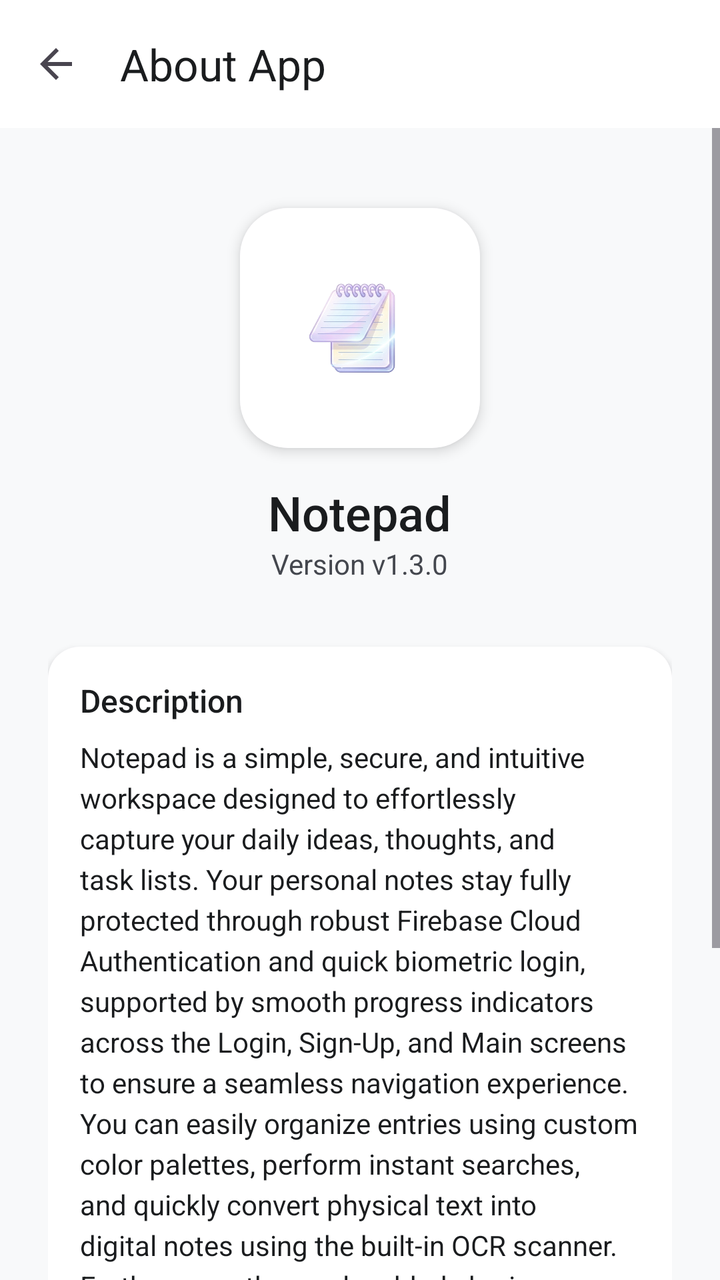
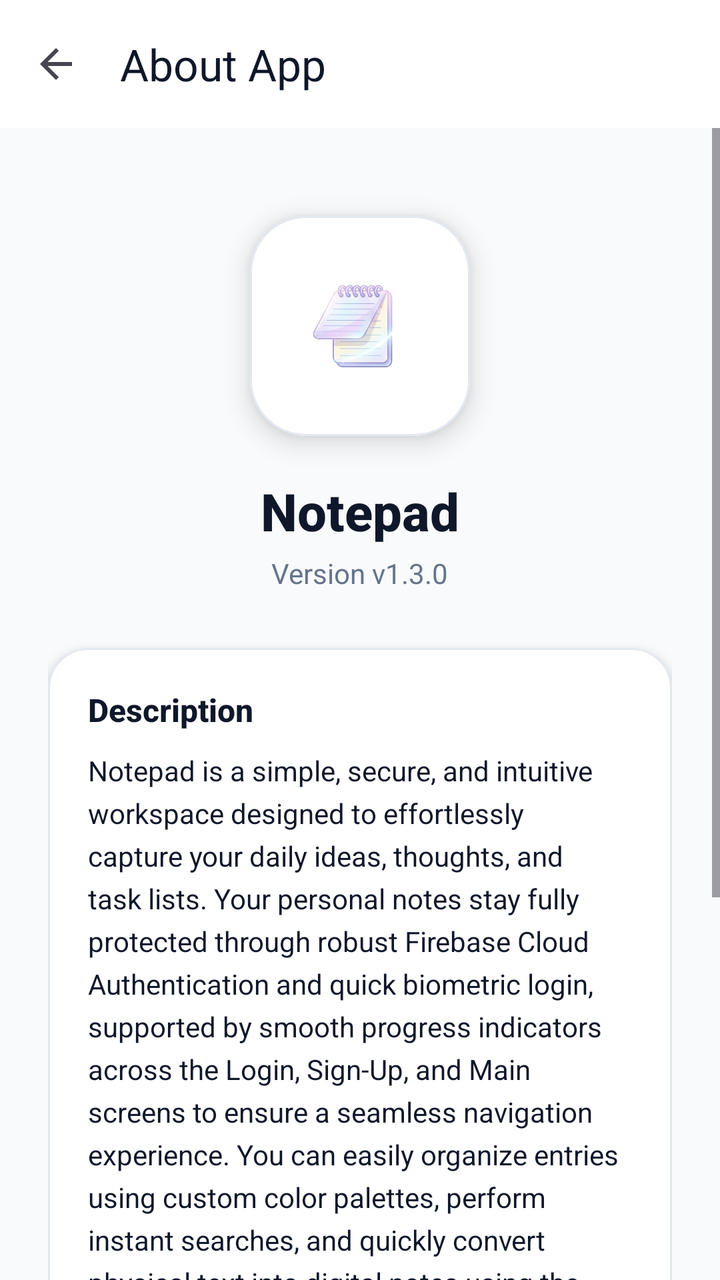

Compare the two renders of this Android layout. The source of the first and the diff that turns it into the second are given below.
<!-- AndroidManifest.xml: application theme Theme.Notepad -->
<!-- res/layout/activity_about_app.xml -->
<?xml version="1.0" encoding="utf-8"?>
<androidx.constraintlayout.widget.ConstraintLayout xmlns:android="http://schemas.android.com/apk/res/android"
    xmlns:app="http://schemas.android.com/apk/res-auto"
    xmlns:tools="http://schemas.android.com/tools"
    android:id="@+id/main"
    android:layout_width="match_parent"
    android:layout_height="match_parent"
    android:background="@color/gray_light"
    tools:context=".About_App">

    <androidx.appcompat.widget.Toolbar
        android:id="@+id/toolbar"
        android:layout_width="0dp"
        android:layout_height="?attr/actionBarSize"
        android:background="@color/white"
        app:layout_constraintTop_toTopOf="parent"
        app:layout_constraintStart_toStartOf="parent"
        app:layout_constraintEnd_toEndOf="parent"
        app:navigationIcon="?attr/homeAsUpIndicator"
        app:title="@string/about_app"
        app:titleTextColor="@color/black" />

    <ScrollView
        android:layout_width="0dp"
        android:layout_height="0dp"
        app:layout_constraintStart_toStartOf="parent"
        app:layout_constraintEnd_toEndOf="parent"
        app:layout_constraintBottom_toBottomOf="parent"
        app:layout_constraintTop_toBottomOf="@id/toolbar">

        <LinearLayout
            android:layout_width="match_parent"
            android:layout_height="wrap_content"
            android:gravity="center_horizontal"
            android:orientation="vertical"
            android:padding="24dp">

            <com.google.android.material.card.MaterialCardView
                android:layout_width="120dp"
                android:layout_height="120dp"
                android:layout_marginTop="16dp"
                app:cardCornerRadius="24dp"
                app:cardElevation="4dp"
                app:strokeWidth="0dp">

                <ImageView
                    android:layout_width="match_parent"
                    android:layout_height="match_parent"
                    android:padding="20dp"
                    android:background="@color/white"
                    android:src="@drawable/bg_remove"
                    android:contentDescription="@string/app_name" />
            </com.google.android.material.card.MaterialCardView>

            <TextView
                android:layout_width="wrap_content"
                android:layout_height="wrap_content"
                android:layout_marginTop="16dp"
                android:fontFamily="sans-serif-medium"
                android:text="@string/app_name"
                android:textColor="@color/black"
                android:textSize="24sp" />

            <TextView
                android:layout_width="wrap_content"
                android:layout_height="wrap_content"
                android:text="@string/version"
                android:textColor="@color/gray_dark"
                android:textSize="14sp" />

            <com.google.android.material.card.MaterialCardView
                android:layout_width="match_parent"
                android:layout_height="wrap_content"
                android:layout_marginTop="32dp"
                app:cardCornerRadius="16dp"
                app:cardElevation="2dp"
                app:strokeWidth="0dp">

                <LinearLayout
                    android:layout_width="match_parent"
                    android:layout_height="wrap_content"
                    android:orientation="vertical"
                    android:background="@color/white"
                    android:padding="16dp">

                    <TextView
                        android:layout_width="wrap_content"
                        android:layout_height="wrap_content"
                        android:fontFamily="sans-serif-medium"
                        android:text="Description"
                        android:textColor="@color/black"
                        android:textSize="16sp" />

                    <TextView
                        android:layout_width="match_parent"
                        android:layout_height="wrap_content"
                        android:layout_marginTop="8dp"
                        android:text="@string/app_description"
                        android:textColor="@color/black"
                        android:textSize="14sp"
                        android:lineSpacingExtra="4dp"/>
                </LinearLayout>
            </com.google.android.material.card.MaterialCardView>

            <TextView
                android:layout_width="wrap_content"
                android:layout_height="wrap_content"
                android:layout_marginTop="32dp"
                android:text="@string/developed_by"
                android:textColor="@color/gray_dark"
                android:textSize="12sp" />

            <TextView
                android:layout_width="wrap_content"
                android:layout_height="wrap_content"
                android:layout_marginBottom="32dp"
                android:fontFamily="sans-serif-medium"
                android:text="@string/dev_name"
                android:textColor="@color/black"
                android:textSize="14sp" />

        </LinearLayout>
    </ScrollView>

</androidx.constraintlayout.widget.ConstraintLayout>
<!-- resources referenced by this layout -->
<resources>
  <color name="black">#1A1C1E</color>
  <color name="gray_dark">#44474E</color>
  <color name="gray_light">#F8F9FA</color>
  <color name="white">#FFFFFF</color>
  <!-- drawable bg_remove: png bitmap (drawable, 151633 bytes) -->
  <string name="about_app">About App</string>
  <string name="app_description">Notepad is a simple, secure, and intuitive workspace designed to effortlessly capture your daily ideas, thoughts, and task lists. Your personal notes stay fully protected through robust Firebase Cloud Authentication and quick biometric login, supported by smooth progress indicators across the Login, Sign-Up, and Main screens to ensure a seamless navigation experience. You can easily organize entries using custom color palettes, perform instant searches, and quickly convert physical text into digital notes using the built-in OCR scanner. Furthermore, the newly added sharing system allows you to convert any note into a styled card image and share it directly with anyone on WhatsApp with a single click of the Share button.</string>
  <string name="app_name">Notepad</string>
  <string name="dev_name">Ahmad Salahuddin</string>
  <string name="developed_by">Developed by</string>
  <string name="version">Version v1.3.0</string>
  <style name="Theme.Notepad" parent="Base.Theme.Notepad" />
  <style name="Base.Theme.Notepad" parent="Theme.Material3.DayNight.NoActionBar">
          
          
      </style>
</resources>

<!-- the commit's change to res/layout/activity_about_app.xml (unified diff, before → after) -->
@@ -8,25 +8,30 @@
     android:background="@color/gray_light"
     tools:context=".About_App">
 
-    <androidx.appcompat.widget.Toolbar
-        android:id="@+id/toolbar"
-        android:layout_width="0dp"
-        android:layout_height="?attr/actionBarSize"
+    <com.google.android.material.appbar.AppBarLayout
+        android:id="@+id/appbar"
+        android:layout_width="match_parent"
+        android:layout_height="wrap_content"
         android:background="@color/white"
-        app:layout_constraintTop_toTopOf="parent"
-        app:layout_constraintStart_toStartOf="parent"
-        app:layout_constraintEnd_toEndOf="parent"
-        app:navigationIcon="?attr/homeAsUpIndicator"
-        app:title="@string/about_app"
-        app:titleTextColor="@color/black" />
+        app:elevation="1dp"
+        app:layout_constraintTop_toTopOf="parent">
+
+        <androidx.appcompat.widget.Toolbar
+            android:id="@+id/toolbar"
+            android:layout_width="match_parent"
+            android:layout_height="?attr/actionBarSize"
+            app:navigationIcon="?attr/homeAsUpIndicator"
+            app:title="@string/about_app"
+            app:titleTextColor="@color/black" />
+    </com.google.android.material.appbar.AppBarLayout>
 
     <ScrollView
         android:layout_width="0dp"
         android:layout_height="0dp"
+        app:layout_constraintBottom_toBottomOf="parent"
+        app:layout_constraintEnd_toEndOf="parent"
         app:layout_constraintStart_toStartOf="parent"
-        app:layout_constraintEnd_toEndOf="parent"
-        app:layout_constraintBottom_toBottomOf="parent"
-        app:layout_constraintTop_toBottomOf="@id/toolbar">
+        app:layout_constraintTop_toBottomOf="@id/appbar">
 
         <LinearLayout
             android:layout_width="match_parent"
@@ -36,34 +41,37 @@
             android:padding="24dp">
 
             <com.google.android.material.card.MaterialCardView
-                android:layout_width="120dp"
-                android:layout_height="120dp"
-                android:layout_marginTop="16dp"
-                app:cardCornerRadius="24dp"
-                app:cardElevation="4dp"
-                app:strokeWidth="0dp">
+                android:layout_width="110dp"
+                android:layout_height="110dp"
+                android:layout_marginTop="20dp"
+                app:cardBackgroundColor="@color/white"
+                app:cardCornerRadius="28dp"
+                app:cardElevation="8dp"
+                app:strokeColor="@color/gray_border"
+                app:strokeWidth="1dp">
 
                 <ImageView
                     android:layout_width="match_parent"
                     android:layout_height="match_parent"
-                    android:padding="20dp"
-                    android:background="@color/white"
-                    android:src="@drawable/bg_remove"
-                    android:contentDescription="@string/app_name" />
+                    android:contentDescription="@string/app_name"
+                    android:padding="18dp"
+                    android:src="@drawable/bg_remove" />
             </com.google.android.material.card.MaterialCardView>
 
             <TextView
                 android:layout_width="wrap_content"
                 android:layout_height="wrap_content"
-                android:layout_marginTop="16dp"
+                android:layout_marginTop="20dp"
                 android:fontFamily="sans-serif-medium"
                 android:text="@string/app_name"
                 android:textColor="@color/black"
-                android:textSize="24sp" />
+                android:textSize="26sp"
+                android:textStyle="bold" />
 
             <TextView
                 android:layout_width="wrap_content"
                 android:layout_height="wrap_content"
+                android:layout_marginTop="4dp"
                 android:text="@string/version"
                 android:textColor="@color/gray_dark"
                 android:textSize="14sp" />
@@ -71,17 +79,18 @@
             <com.google.android.material.card.MaterialCardView
                 android:layout_width="match_parent"
                 android:layout_height="wrap_content"
-                android:layout_marginTop="32dp"
-                app:cardCornerRadius="16dp"
-                app:cardElevation="2dp"
-                app:strokeWidth="0dp">
+                android:layout_marginTop="28dp"
+                app:cardBackgroundColor="@color/white"
+                app:cardCornerRadius="20dp"
+                app:cardElevation="4dp"
+                app:strokeColor="@color/gray_border"
+                app:strokeWidth="1dp">
 
                 <LinearLayout
                     android:layout_width="match_parent"
                     android:layout_height="wrap_content"
                     android:orientation="vertical"
-                    android:background="@color/white"
-                    android:padding="16dp">
+                    android:padding="20dp">
 
                     <TextView
                         android:layout_width="wrap_content"
@@ -89,16 +98,17 @@
                         android:fontFamily="sans-serif-medium"
                         android:text="Description"
                         android:textColor="@color/black"
-                        android:textSize="16sp" />
+                        android:textSize="16sp"
+                        android:textStyle="bold" />
 
                     <TextView
                         android:layout_width="match_parent"
                         android:layout_height="wrap_content"
-                        android:layout_marginTop="8dp"
+                        android:layout_marginTop="10dp"
+                        android:lineSpacingExtra="5dp"
                         android:text="@string/app_description"
                         android:textColor="@color/black"
-                        android:textSize="14sp"
-                        android:lineSpacingExtra="4dp"/>
+                        android:textSize="14sp" />
                 </LinearLayout>
             </com.google.android.material.card.MaterialCardView>
 
@@ -108,16 +118,18 @@
                 android:layout_marginTop="32dp"
                 android:text="@string/developed_by"
                 android:textColor="@color/gray_dark"
-                android:textSize="12sp" />
+                android:textSize="13sp" />
 
             <TextView
                 android:layout_width="wrap_content"
                 android:layout_height="wrap_content"
+                android:layout_marginTop="2dp"
                 android:layout_marginBottom="32dp"
                 android:fontFamily="sans-serif-medium"
                 android:text="@string/dev_name"
                 android:textColor="@color/black"
-                android:textSize="14sp" />
+                android:textSize="15sp"
+                android:textStyle="bold" />
 
         </LinearLayout>
     </ScrollView>
<!-- resource entries referenced after the edit -->
@@ -1,8 +1,9 @@
 <!-- resources referenced by this layout -->
 <resources>
-  <color name="black">#1A1C1E</color>
-  <color name="gray_dark">#44474E</color>
-  <color name="gray_light">#F8F9FA</color>
+  <color name="black">#0F172A</color>
+  <color name="gray_border">#E2E8F0</color>
+  <color name="gray_dark">#64748B</color>
+  <color name="gray_light">#F8FAFC</color>
   <color name="white">#FFFFFF</color>
   <!-- drawable bg_remove: png bitmap (drawable, 151633 bytes) -->
   <string name="about_app">About App</string>
@@ -13,8 +14,14 @@
   <string name="version">Version v1.3.0</string>
   <style name="Theme.Notepad" parent="Base.Theme.Notepad" />
   <style name="Base.Theme.Notepad" parent="Theme.Material3.DayNight.NoActionBar">
-          
-          
+          <item name="colorPrimary">@color/btn_blue</item>
+          <item name="colorOnPrimary">@color/white</item>
+          <item name="colorSecondary">@color/accent_orange</item>
+          <item name="android:statusBarColor">@color/white</item>
+          <item name="android:windowLightStatusBar">true</item>
+          <item name="android:windowBackground">@color/gray_light</item>
       </style>
+  <color name="btn_blue">#3B82F6</color>
+  <color name="accent_orange">#F59E0B</color>
 </resources>
 
